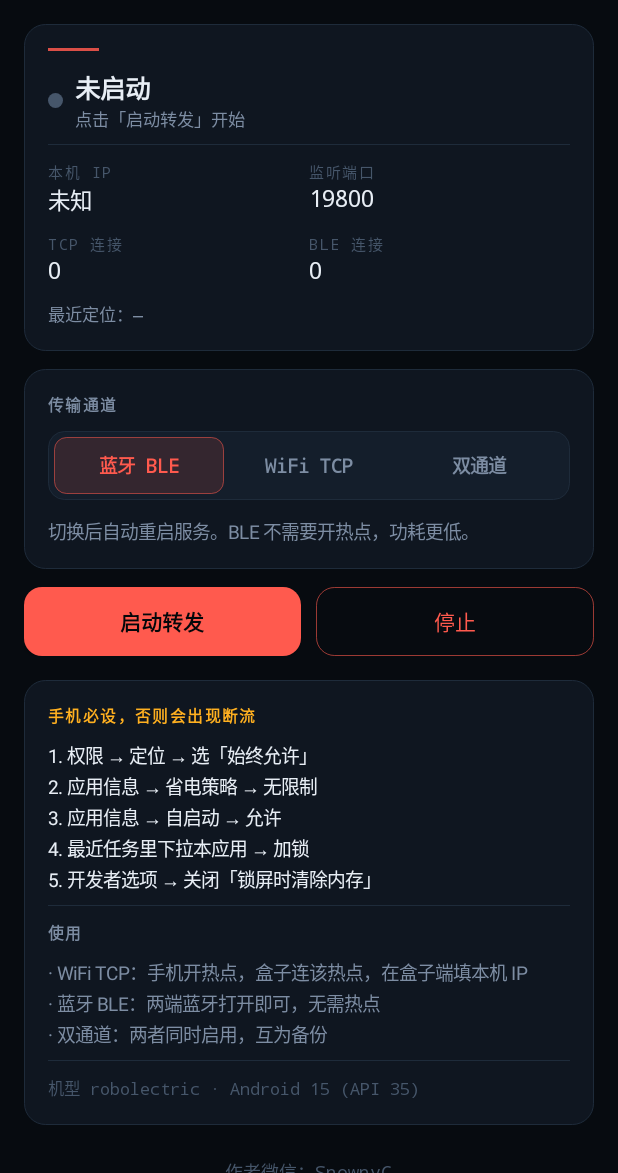
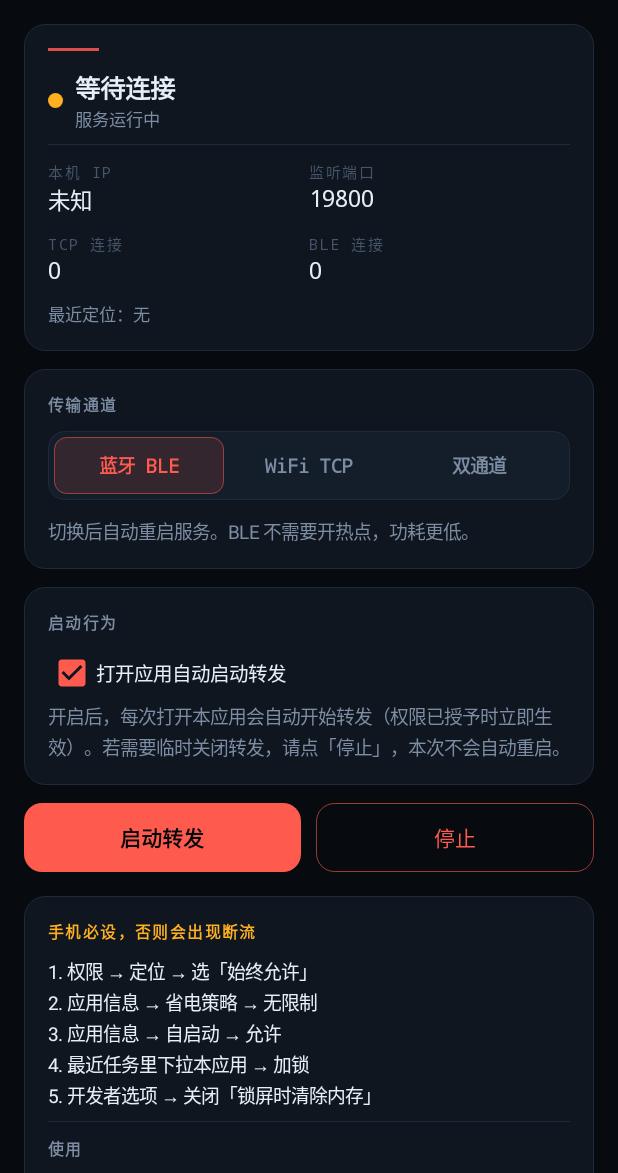
Before and after one commit to ml3595541/LaneNav, an Android app: the screen it shows after launch (MainActivity), after a tap on "蓝牙 BLE", on a phone screen of 412 x 824 dp, the part 63-1236 px from its top. Run offline under Robolectric (Android 15) with nearby library versions, the light colour scheme and no system bars.

Commit message:
feat(auto): 打开应用自动启动转发，两端一致
原来盒子端虽有「启动时自动连接」开关，但被 IP 判断挡住:
  onResume:  needIp = channel != "ble"  → 双通道/仅TCP 未填 IP 就不启
  BootReceiver: channel != "ble" && ip 空 → 直接 return
默认 channel 是 both，所以默认配置下自动启动永远不生效。

- box onResume: 改为只有纯 TCP 才强制要 IP，BLE/双通道可先跑
  (TCP 部分在服务内进入 WAIT_CONFIG 等待，不阻塞 BLE 注入)
- box BootReceiver: 同样只对纯 TCP 要求 IP
- box: 新增 userStopped，点「停止」后 onResume 不再自动拉起
- box: 开关文案改为「打开应用自动启动（每次进来自动注入）」
- phone: 新增「打开应用自动启动转发」开关(默认开，存 auto_start_on_open)
  进界面 onResume 时自动启动一次，权限已授予则立即生效
- phone: 新增 userStopped，手动停止后本次不再自动拉起
- 版本 0.3.5 → 0.3.6(versionCode 11)

```diff
--- a/box/build.gradle.kts
+++ b/box/build.gradle.kts
@@ -11,8 +11,8 @@ android {
         applicationId = "com.lobster.lanenav.box"
         minSdk = 26        // Android 8.0+
         targetSdk = 34
-        versionCode = 10
-        versionName = "0.3.5"
+        versionCode = 11
+        versionName = "0.3.6"
     }
 
     // 正式签名：仅在提供 keystore 路径时启用（由 build.sh --release 注入环境变量）
--- a/box/src/main/java/com/lobster/lanenav/box/BootReceiver.kt
+++ b/box/src/main/java/com/lobster/lanenav/box/BootReceiver.kt
@@ -11,8 +11,9 @@ class BootReceiver : BroadcastReceiver() {
     override fun onReceive(ctx: Context, intent: Intent?) {
         val cfg = BoxConfig(ctx)
         if (!cfg.autoStart) return
-        // BLE 模式不需要手机 IP，不能因 IP 为空就跳过自启
-        if (cfg.channel != "ble" && cfg.phoneIp.isBlank()) return
+        // 仅「纯 TCP」模式才硬性要求手机 IP；BLE / 双通道不填 IP 也能自启，
+        // TCP 部分会在服务内部进入 WAIT_CONFIG 等待，不阻塞 BLE 注入。
+        if (cfg.channel == "tcp" && cfg.phoneIp.isBlank()) return
         Log.i("LaneNavBox", "开机自启: ${intent?.action}")
         runCatching {
             ContextCompat.startForegroundService(
--- a/phone/build.gradle.kts
+++ b/phone/build.gradle.kts
@@ -11,8 +11,8 @@ android {
         applicationId = "com.lobster.lanenav.phone"
         minSdk = 30        // Android 11+
         targetSdk = 34
-        versionCode = 10
-        versionName = "0.3.5"
+        versionCode = 11
+        versionName = "0.3.6"
     }
 
     // 正式签名：仅在提供 keystore 路径时启用（由 build.sh --release 注入环境变量）
--- a/phone/src/main/java/com/lobster/lanenav/phone/MainActivity.kt
+++ b/phone/src/main/java/com/lobster/lanenav/phone/MainActivity.kt
@@ -34,6 +34,15 @@ class MainActivity : AppCompatActivity() {
     private lateinit var metricFix: TextView
     private lateinit var warnText: TextView
     private var running = false
+
+    /** 是否允许「打开应用自动启动」。默认开启。 */
+    private var autoStartOnOpen = true
+
+    /** 本次进界面尚未尝试过自动启动（防止在 onResume 里反复触发） */
+    private var autoStartPending = false
+
+    /** 用户主动点过「停止」，本次进界面内不再自动重启 */
+    private var userStopped = false
 
     /** 刷新循环专用 Handler，便于统一取消，避免重复循环。 */
     private val ui = android.os.Handler(android.os.Looper.getMainLooper())
@@ -167,6 +176,8 @@ class MainActivity : AppCompatActivity() {
         chanCard.addView(Ui.sectionLabel(ctx, "传输通道", Ui.MUTED))
 
         val sp = getSharedPreferences("lanenav", MODE_PRIVATE)
+        autoStartOnOpen = sp.getBoolean("auto_start_on_open", true)
+        autoStartPending = autoStartOnOpen
         val curChannel = sp.getString("channel", "both") ?: "both"
         val chanIndex = when (curChannel) {
             "ble" -> 0
@@ -195,6 +206,27 @@ class MainActivity : AppCompatActivity() {
             Ui.body(ctx, "切换后自动重启服务。BLE 不需要开热点，功耗更低。")
         )
         root.addView(chanCard)
+
+        // ---------- 自动启动 ----------
+        val autoCard = Ui.card(ctx)
+        autoCard.addView(Ui.sectionLabel(ctx, "启动行为", Ui.MUTED))
+        val autoBox = Ui.checkbox(
+            ctx, "打开应用自动启动转发", autoStartOnOpen, accent
+        )
+        autoBox.setOnCheckedChangeListener { _, checked ->
+            autoStartOnOpen = checked
+            getSharedPreferences("lanenav", MODE_PRIVATE).edit()
+                .putBoolean("auto_start_on_open", checked).apply()
+        }
+        autoCard.addView(autoBox)
+        autoCard.addView(
+            Ui.body(
+                ctx,
+                "开启后，每次打开本应用会自动开始转发（权限已授予时立即生效）。" +
+                    "若需要临时关闭转发，请点「停止」，本次不会自动重启。"
+            )
+        )
+        root.addView(autoCard)
 
         // ---------- 操作按钮 ----------
         val btnRow = LinearLayout(ctx).apply {
@@ -312,6 +344,13 @@ class MainActivity : AppCompatActivity() {
         super.onResume()
         running = LocationRelayService.isRunning
         refresh()
+
+        // 开启「打开应用自动启动」时，进界面自动启动一次。
+        // autoStartPending 保证只触发一次；userStopped 保证手动停止后不会被拉起。
+        if (autoStartPending && !userStopped && !LocationRelayService.isRunning) {
+            autoStartPending = false
+            requestPermissionsThen { startRelay() }
+        }
     }
 
     override fun onPause() {
@@ -330,6 +369,8 @@ class MainActivity : AppCompatActivity() {
     private fun stopRelay() {
         stopService(Intent(this, LocationRelayService::class.java))
         running = false
+        userStopped = true
+        autoStartPending = false
         refresh()
     }
 
```
Also changed, not shown: box/src/main/java/com/lobster/lanenav/box/MainActivity.kt (+11 -3 lines).
